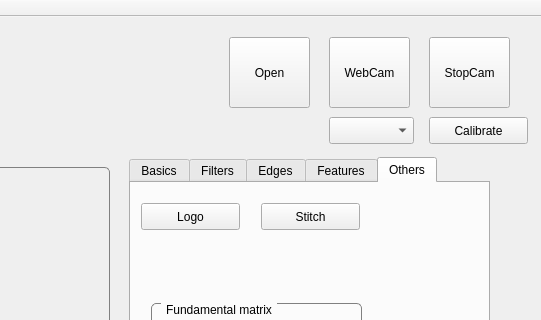
Above: mainwindow.ui from yanik-porto/VPapp before the change; both pictures show x 191 to 732 and y 0 to 320 of the 732 by 900 pixel window. Below: the same form after it.
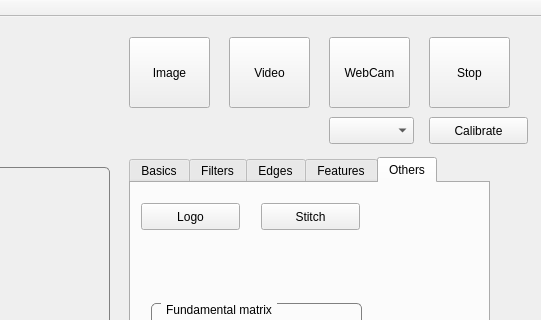
That is the form after the change.

Commit message: can read video

```diff
--- a/mainwindow.ui
+++ b/mainwindow.ui
@@ -23,14 +23,14 @@
    <widget class="QPushButton" name="pushButton_open">
     <property name="geometry">
      <rect>
-      <x>420</x>
+      <x>320</x>
       <y>20</y>
       <width>81</width>
       <height>71</height>
      </rect>
     </property>
     <property name="text">
-     <string>Open</string>
+     <string>Image</string>
     </property>
    </widget>
    <widget class="QPushButton" name="pushButton_webcam">
@@ -56,7 +56,7 @@
      </rect>
     </property>
     <property name="text">
-     <string>StopCam</string>
+     <string>Stop</string>
     </property>
    </widget>
    <widget class="QPushButton" name="pushButton_reset">
@@ -1524,6 +1524,19 @@
      <bool>true</bool>
     </property>
    </widget>
+   <widget class="QPushButton" name="pushButton_video">
+    <property name="geometry">
+     <rect>
+      <x>420</x>
+      <y>20</y>
+      <width>81</width>
+      <height>71</height>
+     </rect>
+    </property>
+    <property name="text">
+     <string>Video</string>
+    </property>
+   </widget>
   </widget>
   <widget class="QMenuBar" name="menuBar">
    <property name="geometry">
```
The commit also changes 2 other files.
